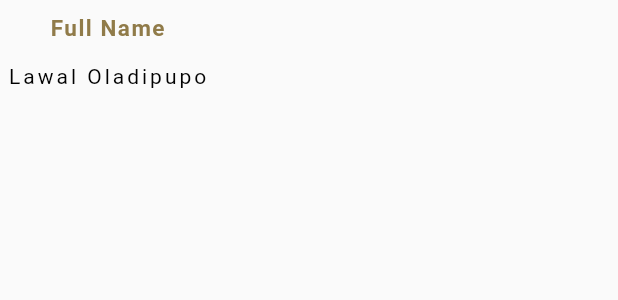
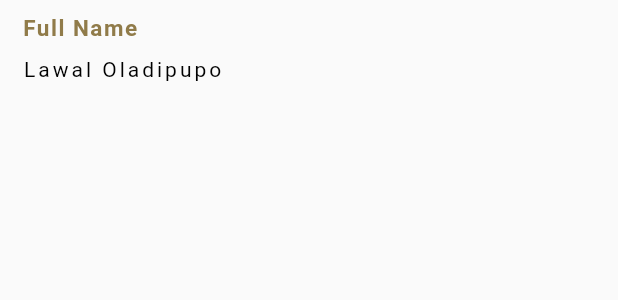
Before and after one commit to horlarme/lawal_oladipupo, a Flutter app: the ProfileRow widget shown alone on an empty page, opened directly, on a phone screen of 412 x 824 dp. Shown: the top 300 px of the screen. Run offline on Flutter 3.47's test engine with Material 2 defaults, Android fonts, the phone set to English and light mode, and no system bars; missing offline and left inert: countdown, drop_cap_text.

Commit message:
Redesigned basic profile

```diff
--- a/lib/widgets/ProfileRow.dart
+++ b/lib/widgets/ProfileRow.dart
@@ -11,10 +11,10 @@ class ProfileRow extends StatelessWidget {
   @override
   Widget build(BuildContext context) {
     return Column(
-      crossAxisAlignment: CrossAxisAlignment.center,
+      crossAxisAlignment: CrossAxisAlignment.stretch,
       children: <Widget>[
         Padding(
-            padding: EdgeInsets.all(10),
+            padding: EdgeInsets.only(top: 10, left: 15, right: 15,bottom: 10),
             child: Text(label,
                 textAlign: TextAlign.start,
                 style: TextStyle(
@@ -24,7 +24,7 @@ class ProfileRow extends StatelessWidget {
                   fontWeight: FontWeight.bold,
                 ))),
         Padding(
-            padding: EdgeInsets.all(5),
+            padding: EdgeInsets.only(top: 0, left: 15, right: 15,bottom: 0),
             child: Text(value,
                 textAlign: TextAlign.start,
                 style: TextStyle(
```
